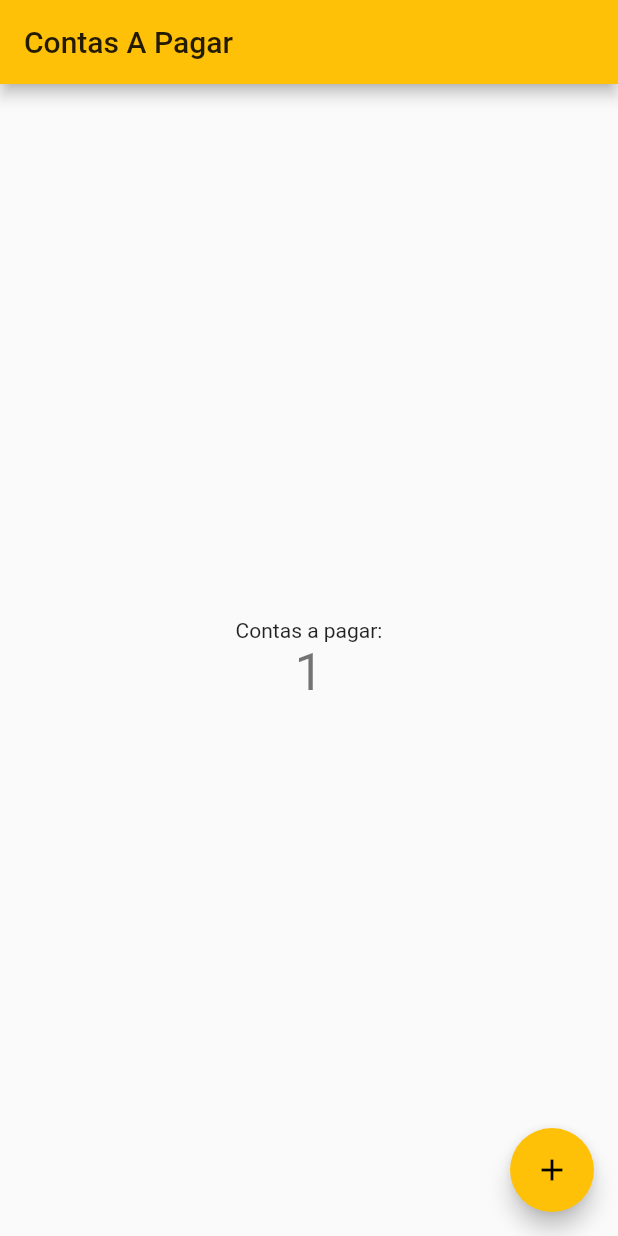
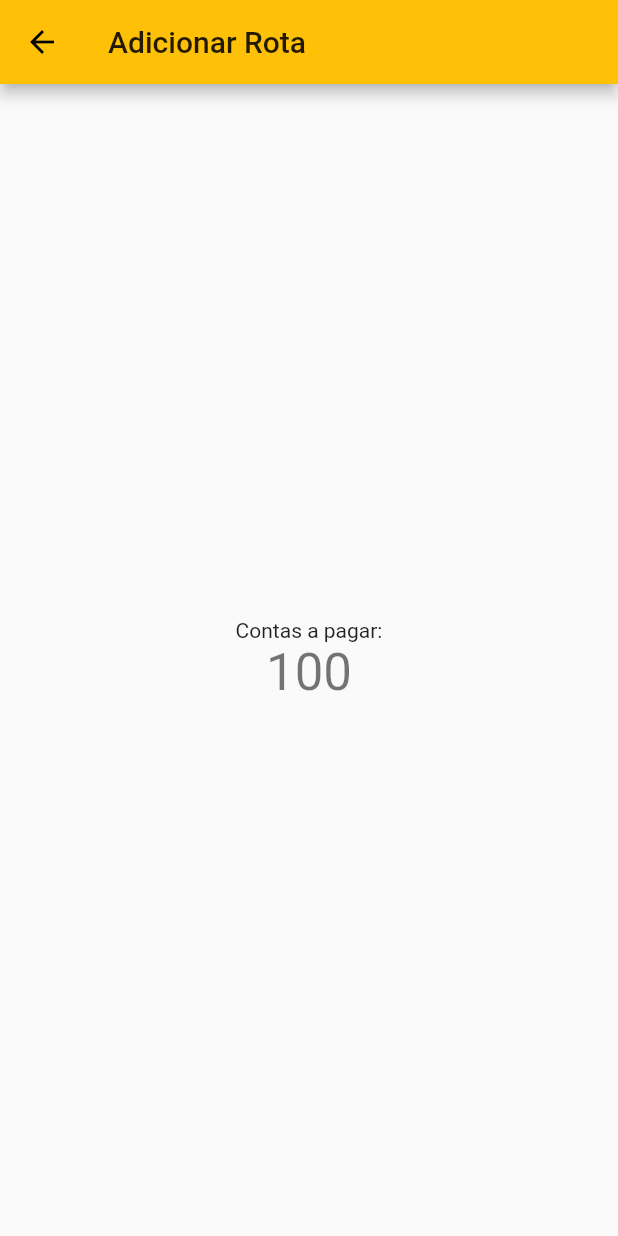
Before and after one commit to LuanZanchet/ContasAPagarApp, a Flutter app: the screen it shows after launch, after a tap on the "add" icon, on a phone screen of 412 x 824 dp. Run offline on Flutter 3.47's test engine with Material 2 defaults, Android fonts, the phone set to English and light mode, and no system bars.

Commit message:
Criação pagina AddConta

```diff
--- /dev/null
+++ b/lib/screen/AddConta.dart
@@ -0,0 +1,26 @@
+import 'package:flutter/material.dart';
+
+class AddConta extends StatelessWidget  {
+   @override
+  Widget build(BuildContext context) {
+    return Scaffold(
+      appBar: AppBar(
+        title: Text("Adicionar Rota"),
+      ),
+      body: Center(
+        child: Column(
+          mainAxisAlignment: MainAxisAlignment.center,
+          children: <Widget>[
+            Text(
+              'Contas a pagar:',
+            ),
+            Text(
+              '100',
+              style: Theme.of(context).textTheme.display1,
+            ),
+          ],
+        ),
+      ),
+    );
+  }
+}
--- a/lib/screen/Principal.dart
+++ b/lib/screen/Principal.dart
@@ -1,5 +1,5 @@
 import 'package:flutter/material.dart';
-
+import 'package:contas_a_pagar_app/screen/AddConta.dart';
 class Principal extends StatelessWidget {
   @override
   Widget build(BuildContext context) {
@@ -8,26 +8,28 @@ class Principal extends StatelessWidget {
       theme: ThemeData(
         primarySwatch: Colors.amber,
       ),
-      home: MyHomePage(title: 'Contas A Pagar'),
+      home: PrincipalPage(title: 'Contas A Pagar'),
     );
   }
 }
 
-class MyHomePage extends StatefulWidget {
-  MyHomePage({Key key, this.title}) : super(key: key);
+class PrincipalPage extends StatefulWidget {
+  PrincipalPage({Key key, this.title}) : super(key: key);
   final String title;
 
   @override
-  _MyHomePageState createState() => _MyHomePageState();
+  _PrincipalPageState createState() => _PrincipalPageState();
 }
 
-class _MyHomePageState extends State<MyHomePage> {
+class _PrincipalPageState extends State<PrincipalPage> {
   int _counter = 0;
 
   void _incrementCounter() {
-    setState(() {
-      _counter++;
-    });
+    Navigator.push(
+              context,
+              MaterialPageRoute(builder: (context) => AddConta()),
+            );
+
   }
 
   @override
```
